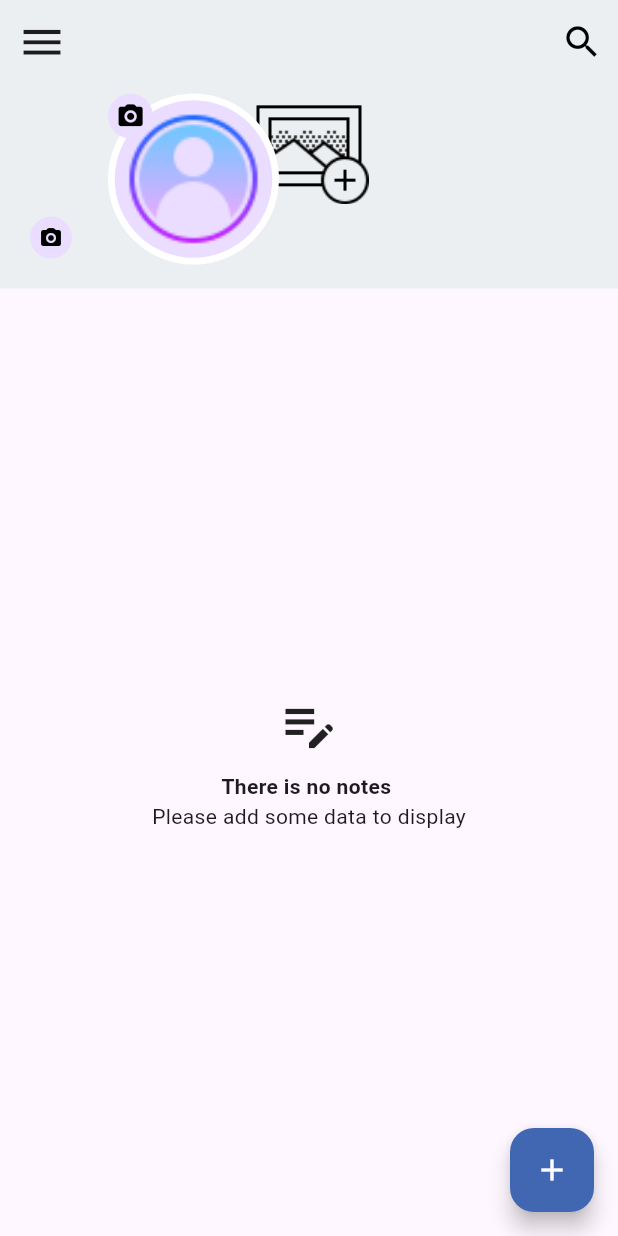
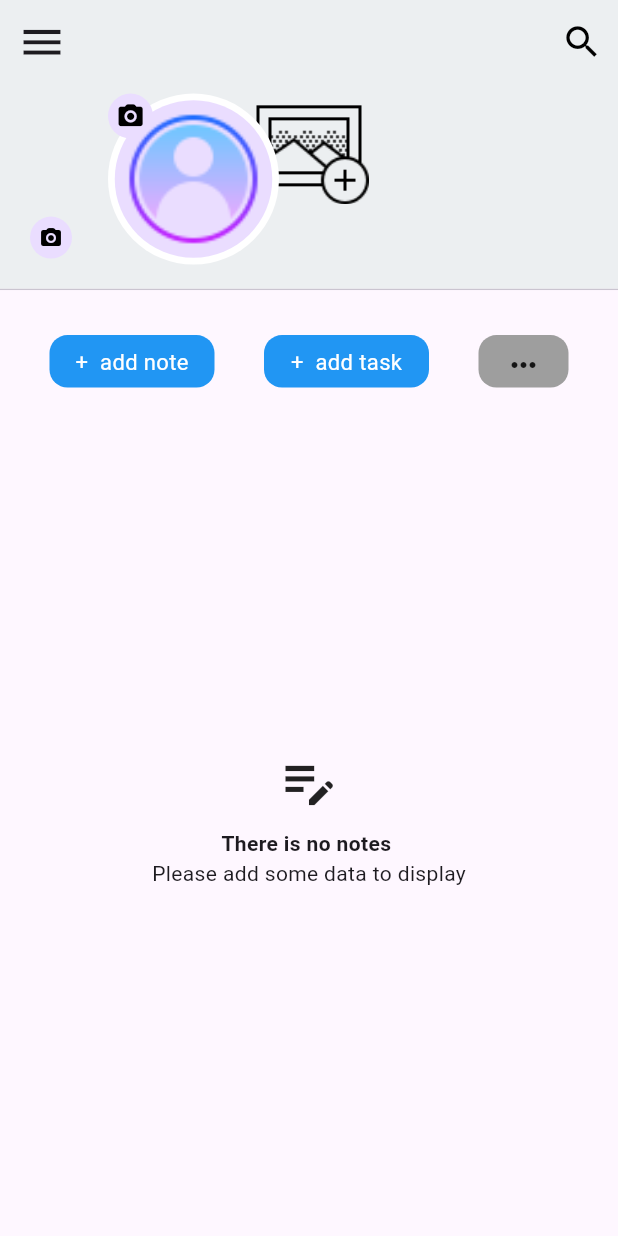
Before and after one commit to AmrMohamed97/life_binder, a Flutter app: the PersonalPageView screen opened by its route, in the side drawer, after a tap on the "search" icon, on a phone screen of 412 x 824 dp. Run offline on Flutter 3.47's test engine with Material 3 defaults, Android fonts, the phone set to English and light mode, and no system bars; our stand-ins replace awesome_dialog, cloud_firestore, firebase_auth, firebase_core, firebase_storage, flutter_bloc and 5 more; missing offline and left inert: animated_snack_bar; accounts and stored records are empty; network calls fail.

Commit message:
add operation button to personal_page

```diff
--- a/lib/features/personal_page/presentation/pages/personal_page_view.dart
+++ b/lib/features/personal_page/presentation/pages/personal_page_view.dart
@@ -1,13 +1,12 @@
 import 'package:flutter/material.dart';
 import 'package:flutter_bloc/flutter_bloc.dart';
-import 'package:note_app/core/constants/colors/app_colors.dart';
-import 'package:note_app/core/routes/pages_keys.dart';
 import 'package:note_app/features/personal_page/presentation/pages/widgets/personal_page_loading.dart';
 import 'package:note_app/features/personal_page/presentation/manager/person_info_cubit/person_info_cubit.dart';
 import 'package:note_app/features/personal_page/presentation/manager/person_info_cubit/person_info_state.dart';
 import 'package:note_app/features/personal_page/presentation/pages/widgets/custom_drawer.dart';
 import 'package:note_app/features/personal_page/presentation/pages/widgets/custom_personal_app_bar.dart';
 import 'package:note_app/features/personal_page/presentation/pages/widgets/personal_page_body.dart';
+import 'package:note_app/features/personal_page/presentation/pages/widgets/personal_page_operation_button.dart';
 
 class PersonalPageView extends StatefulWidget {
   const PersonalPageView({super.key});
@@ -32,29 +31,21 @@ class _PersonalPageViewState extends State<PersonalPageView> {
           key: scaffoldKey,
           drawer: CustomDrawer(cubit: cubit),
           resizeToAvoidBottomInset: false,
-          floatingActionButton: FloatingActionButton(
-            backgroundColor: AppColors.blue,
-            onPressed: () {
-              Navigator.pushNamed(context, PagesKeys.addNotes);
-            },
-            child: const Icon(
-              Icons.add,
-              color: AppColors.white,
-            ),
-          ),
           body: CustomScrollView(
             physics: const BouncingScrollPhysics(),
             slivers: [
-              if(state is GetPersonalImageLoadingState)
+              if (state is GetPersonalImageLoadingState)
                 const SliverFillRemaining(
                   child: PersonalPageLoading(),
                 ),
-              if(state is! GetPersonalImageLoadingState)
+              if (state is! GetPersonalImageLoadingState)
                 CustomPersonalAppBar(
                   cubit: cubit,
                   scaffoldKey: scaffoldKey,
                 ),
-              if(state is! GetPersonalImageLoadingState)
+              if (state is! GetPersonalImageLoadingState)
+                const PersonalPageOperationButton(),
+              if (state is! GetPersonalImageLoadingState)
                 PersonalPageBody(
                   personCubit: cubit,
                 ),
--- /dev/null
+++ b/lib/features/personal_page/presentation/pages/widgets/personal_page_menu_item.dart
@@ -0,0 +1,35 @@
+import 'package:flutter/material.dart';
+
+class PersonalPageMenuItem extends StatelessWidget {
+  const PersonalPageMenuItem({
+    super.key,
+  });
+
+  @override
+  Widget build(BuildContext context) {
+    return PopupMenuButton(
+        icon: const Icon(Icons.more_horiz),
+        position: PopupMenuPosition.under,
+        onSelected: (value) {},
+        itemBuilder: (Context) {
+          return [
+            const PopupMenuItem(
+              value: 1,
+              child: Text(' +  add note '),
+            ),
+            const PopupMenuItem(
+              value: 2,
+              child: Text(' +  add task '),
+            ),
+            const PopupMenuItem(
+              value: 3,
+              child: Text(' task page '),
+            ),
+            const PopupMenuItem(
+              value: 4,
+              child: Text(' whatsApp '),
+            ),
+          ];
+        });
+  }
+}
--- /dev/null
+++ b/lib/features/personal_page/presentation/pages/widgets/personal_page_operation_button.dart
@@ -0,0 +1,65 @@
+import 'package:flutter/material.dart';
+import 'package:note_app/core/widgets/custom_general_button.dart';
+import 'package:note_app/features/personal_page/presentation/pages/widgets/personal_page_menu_item.dart';
+
+class PersonalPageOperationButton extends StatelessWidget {
+  const PersonalPageOperationButton({
+    super.key,
+  });
+
+  @override
+  Widget build(BuildContext context) {
+    return SliverToBoxAdapter(
+      child: Column(
+        mainAxisSize: MainAxisSize.min,
+        children: [
+          const Divider(
+            height: 1,
+          ),
+          const SizedBox(
+            height: 30,
+          ),
+          Row(
+            mainAxisAlignment: MainAxisAlignment.spaceEvenly,
+            children: [
+              Flexible(
+                child: CustomGeneralButton(
+                  color: Colors.blue,
+                  label: '  +  add note  ',
+                  width: 110,
+                  height: 35,
+                  radius: 12,
+                  onTap: () {},
+                ),
+              ),
+              Flexible(
+                child: CustomGeneralButton(
+                  color: Colors.blue,
+                  label: '  +  add task  ',
+                  width: 110,
+                  height: 35,
+                  radius: 12,
+                  onTap: () {},
+                ),
+              ),
+              Flexible(
+                child: Container(
+                  width: 60,
+                  height: 35,
+                  decoration: BoxDecoration(
+                    borderRadius: BorderRadius.circular(12),
+                    color: Colors.grey,
+                  ),
+                  child: const PersonalPageMenuItem(),
+                ),
+              )
+            ],
+          ),
+          const SizedBox(
+            height: 10,
+          )
+        ],
+      ),
+    );
+  }
+}
```
Lines whose indentation alone changed are shown as unchanged.
